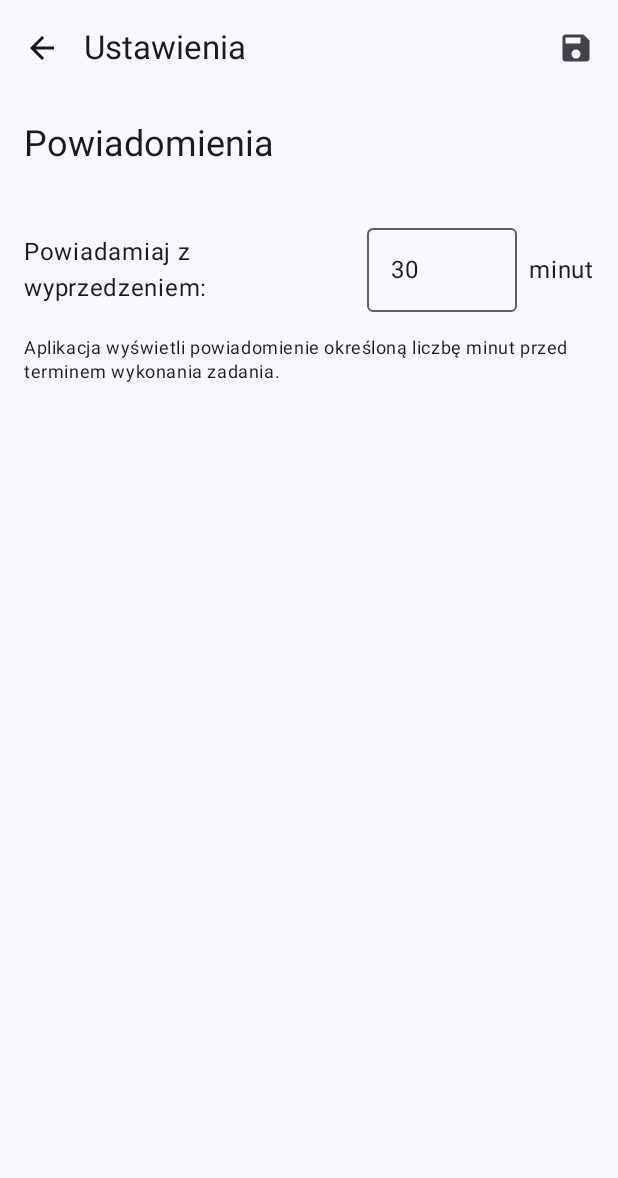
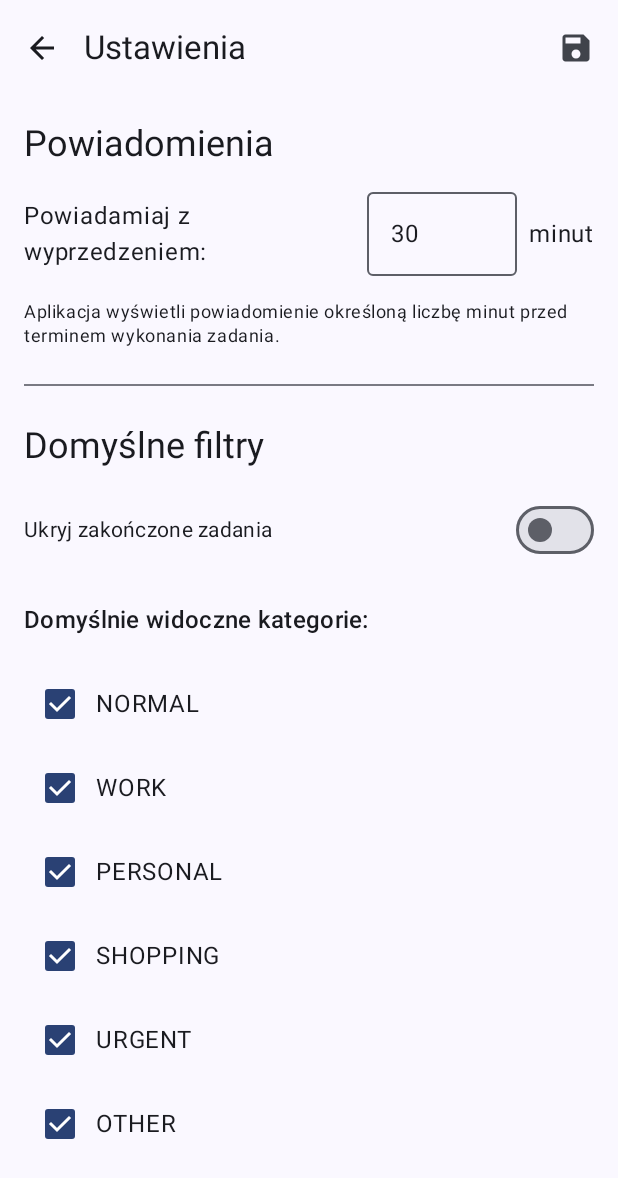
Before and after one commit to Juhasen/ToDo, an Android app built with Jetpack Compose: the SettingsScreen screen opened through its navigation route, on a phone screen of 412 x 824 dp. Shown: the top 1178 px of the screen. Run offline under Robolectric (Android 15) with nearby library versions, the phone set to English and light mode, and no system bars; our stand-ins replace Room's generated code.

Commit message:
Connected settings page with TaskViewScreen

```diff
--- a/app/src/main/java/pl/juhas/todo/ui/screens/SettingsScreen.kt
+++ b/app/src/main/java/pl/juhas/todo/ui/screens/SettingsScreen.kt
@@ -2,10 +2,11 @@ package pl.juhas.todo.ui.screens
 
 import android.widget.Toast
 import androidx.compose.foundation.layout.*
+import androidx.compose.foundation.rememberScrollState
 import androidx.compose.foundation.text.KeyboardOptions
+import androidx.compose.foundation.verticalScroll
 import androidx.compose.material.icons.Icons
 import androidx.compose.material.icons.automirrored.filled.ArrowBack
-import androidx.compose.material.icons.filled.ArrowBack
 import androidx.compose.material.icons.filled.Save
 import androidx.compose.material3.*
 import androidx.compose.runtime.*
@@ -17,6 +18,7 @@ import androidx.compose.ui.unit.dp
 import androidx.lifecycle.viewmodel.compose.viewModel
 import androidx.navigation.NavController
 import kotlinx.coroutines.launch
+import pl.juhas.todo.database.Category
 import pl.juhas.todo.utils.SettingsManager
 
 @OptIn(ExperimentalMaterial3Api::class)
@@ -30,7 +32,11 @@ fun SettingsScreen(
     val settingsManager = remember { SettingsManager(context) }
 
     val advanceTime by viewModel.notificationAdvanceTime.collectAsState()
+    val hideDoneTasks by viewModel.hideDoneTasks.collectAsState()
+    val selectedCategories by viewModel.selectedCategories.collectAsState()
+
     var minutesText by remember { mutableStateOf("") }
+    var saveMessage by remember { mutableStateOf("") }
 
     LaunchedEffect(advanceTime) {
         minutesText = (advanceTime / (60 * 1000)).toString()
@@ -38,6 +44,14 @@ fun SettingsScreen(
 
     LaunchedEffect(Unit) {
         viewModel.loadSettings(settingsManager)
+    }
+
+    // Efekt obsługujący wyświetlanie komunikatu o zapisaniu
+    LaunchedEffect(saveMessage) {
+        if (saveMessage.isNotEmpty()) {
+            Toast.makeText(context, saveMessage, Toast.LENGTH_SHORT).show()
+            saveMessage = "" // Resetujemy komunikat po wyświetleniu
+        }
     }
 
     Scaffold(
@@ -55,7 +69,7 @@ fun SettingsScreen(
                         if (minutes != null && minutes > 0) {
                             coroutineScope.launch {
                                 viewModel.saveNotificationAdvanceTime(minutes, settingsManager)
-                                Toast.makeText(context, "Ustawienia zapisane", Toast.LENGTH_SHORT).show()
+                                saveMessage = "Ustawienia zapisane"
                             }
                         } else {
                             Toast.makeText(context, "Wprowadź prawidłową wartość (większą od 0)", Toast.LENGTH_SHORT).show()
@@ -71,15 +85,18 @@ fun SettingsScreen(
             modifier = Modifier
                 .fillMaxSize()
                 .padding(paddingValues)
-                .padding(16.dp),
+                .padding(16.dp)
+                .verticalScroll(rememberScrollState()),
+            verticalArrangement = Arrangement.spacedBy(24.dp)
+        ) {
+            // Sekcja powiadomień
+            Column(
                 verticalArrangement = Arrangement.spacedBy(16.dp)
             ) {
                 Text(
                     text = "Powiadomienia",
                     style = MaterialTheme.typography.headlineSmall
                 )
-
-            Spacer(modifier = Modifier.height(8.dp))
 
                 Row(
                     verticalAlignment = Alignment.CenterVertically
@@ -107,5 +124,92 @@ fun SettingsScreen(
                     style = MaterialTheme.typography.bodySmall
                 )
             }
+
+            Divider()
+
+            // Sekcja filtrów
+            Column(
+                verticalArrangement = Arrangement.spacedBy(16.dp)
+            ) {
+                Text(
+                    text = "Domyślne filtry",
+                    style = MaterialTheme.typography.headlineSmall
+                )
+
+                // Opcja ukrywania zakończonych zadań
+                Row(
+                    modifier = Modifier.fillMaxWidth(),
+                    verticalAlignment = Alignment.CenterVertically
+                ) {
+                    Text(
+                        text = "Ukryj zakończone zadania",
+                        style = MaterialTheme.typography.bodyMedium,
+                        modifier = Modifier.weight(1f)
+                    )
+
+                    Switch(
+                        checked = hideDoneTasks,
+                        onCheckedChange = {
+                            viewModel.setHideDoneTasks(it, settingsManager)
+                        }
+                    )
+                }
+
+                // Nagłówek dla filtrowania kategorii
+                Text(
+                    text = "Domyślnie widoczne kategorie:",
+                    style = MaterialTheme.typography.titleMedium,
+                    modifier = Modifier.padding(top = 8.dp)
+                )
+
+                // Lista kategorii z checkboxami
+                Column {
+                    Category.entries.forEach { category ->
+                        Row(
+                            modifier = Modifier
+                                .fillMaxWidth()
+                                .padding(vertical = 4.dp),
+                            verticalAlignment = Alignment.CenterVertically
+                        ) {
+                            Checkbox(
+                                checked = selectedCategories[category] ?: true,
+                                onCheckedChange = { isChecked ->
+                                    viewModel.setCategorySelected(category, isChecked, settingsManager)
+                                }
+                            )
+                            Text(category.name)
                         }
                     }
+                }
+
+                // Przyciski zaznacz wszystkie/odznacz wszystkie
+                Row(
+                    modifier = Modifier
+                        .fillMaxWidth()
+                        .padding(top = 8.dp),
+                    horizontalArrangement = Arrangement.End
+                ) {
+                    TextButton(
+                        onClick = {
+                            viewModel.setAllCategoriesSelected(true, settingsManager)
+                            saveMessage = "Wszystkie kategorie zaznaczone"
+                        }
+                    ) {
+                        Text("Zaznacz wszystkie")
+                    }
+
+                    Spacer(modifier = Modifier.width(8.dp))
+
+                    TextButton(
+                        onClick = {
+                            viewModel.setAllCategoriesSelected(false, settingsManager)
+                            saveMessage = "Wszystkie kategorie odznaczone"
+                        }
+                    ) {
+                        Text("Odznacz wszystkie")
+                    }
+                }
+            }
+        }
+    }
+}
--- a/app/src/main/java/pl/juhas/todo/ui/screens/SettingsViewModel.kt
+++ b/app/src/main/java/pl/juhas/todo/ui/screens/SettingsViewModel.kt
@@ -6,6 +6,7 @@ import kotlinx.coroutines.flow.MutableStateFlow
 import kotlinx.coroutines.flow.StateFlow
 import kotlinx.coroutines.flow.first
 import kotlinx.coroutines.launch
+import pl.juhas.todo.database.Category
 import pl.juhas.todo.utils.SettingsManager
 
 class SettingsViewModel : ViewModel() {
@@ -13,10 +14,36 @@ class SettingsViewModel : ViewModel() {
     private val _notificationAdvanceTime = MutableStateFlow(30L * 60L * 1000L) // domyślnie 30 minut w ms
     val notificationAdvanceTime: StateFlow<Long> = _notificationAdvanceTime
 
+    // Stan dla ukrywania zakończonych zadań
+    private val _hideDoneTasks = MutableStateFlow(false)
+    val hideDoneTasks: StateFlow<Boolean> = _hideDoneTasks
+
+    // Stan dla wybranych kategorii
+    private val _selectedCategories = MutableStateFlow(
+        mutableMapOf<Category, Boolean>().apply {
+            Category.entries.forEach { category ->
+                this[category] = true // domyślnie wszystkie kategorie są wybrane
+            }
+        }
+    )
+    val selectedCategories: StateFlow<Map<Category, Boolean>> = _selectedCategories
+
     fun loadSettings(settingsManager: SettingsManager) {
         viewModelScope.launch {
+            // Załaduj czas wyprzedzenia powiadomień
             val advanceTime = settingsManager.notificationAdvanceTime.first()
             _notificationAdvanceTime.value = advanceTime
+
+            // Załaduj opcję ukrywania zakończonych zadań
+            val hideDone = settingsManager.hideDoneTasks.first()
+            _hideDoneTasks.value = hideDone
+
+            // Załaduj opcje wybranych kategorii
+            val categories = mutableMapOf<Category, Boolean>()
+            Category.entries.forEach { category ->
+                categories[category] = settingsManager.getCategorySelected(category).first()
+            }
+            _selectedCategories.value = categories
         }
     }
 
@@ -28,6 +55,35 @@ class SettingsViewModel : ViewModel() {
         }
     }
 
+    fun setHideDoneTasks(hide: Boolean, settingsManager: SettingsManager) {
+        _hideDoneTasks.value = hide
+        viewModelScope.launch {
+            settingsManager.setHideDoneTasks(hide)
+        }
+    }
+
+    fun setCategorySelected(category: Category, selected: Boolean, settingsManager: SettingsManager) {
+        val updatedMap = _selectedCategories.value.toMutableMap()
+        updatedMap[category] = selected
+        _selectedCategories.value = updatedMap
+
+        viewModelScope.launch {
+            settingsManager.setCategorySelected(category, selected)
+        }
+    }
+
+    fun setAllCategoriesSelected(selected: Boolean, settingsManager: SettingsManager) {
+        val updatedMap = mutableMapOf<Category, Boolean>()
+        Category.entries.forEach { category ->
+            updatedMap[category] = selected
+        }
+        _selectedCategories.value = updatedMap
+
+        viewModelScope.launch {
+            settingsManager.setAllCategoriesSelected(selected)
+        }
+    }
+
     fun getMinutesText(): String {
         val minutes = _notificationAdvanceTime.value / (60 * 1000)
         return minutes.toString()
--- a/app/src/main/java/pl/juhas/todo/ui/screens/TaskListScreen.kt
+++ b/app/src/main/java/pl/juhas/todo/ui/screens/TaskListScreen.kt
@@ -32,24 +32,29 @@ import androidx.compose.material3.IconButton
 import androidx.compose.material3.MaterialTheme
 import androidx.compose.material3.OutlinedTextField
 import androidx.compose.material3.Scaffold
-import androidx.compose.material3.Switch
 import androidx.compose.material3.Text
 import androidx.compose.material3.TextButton
 import androidx.compose.material3.TopAppBar
 import androidx.compose.runtime.Composable
+import androidx.compose.runtime.LaunchedEffect
 import androidx.compose.runtime.getValue
 import androidx.compose.runtime.mutableStateMapOf
 import androidx.compose.runtime.mutableStateOf
 import androidx.compose.runtime.remember
+import androidx.compose.runtime.rememberCoroutineScope
 import androidx.compose.runtime.setValue
 import androidx.compose.ui.Alignment
 import androidx.compose.ui.Modifier
+import androidx.compose.ui.platform.LocalContext
 import androidx.compose.ui.unit.dp
+import kotlinx.coroutines.flow.first
+import kotlinx.coroutines.launch
 import pl.juhas.todo.database.Category
 import pl.juhas.todo.database.Task
 import pl.juhas.todo.database.TaskStatus
 import pl.juhas.todo.database.TaskWithAttachments
 import pl.juhas.todo.ui.composables.TaskItem
+import pl.juhas.todo.utils.SettingsManager
 
 @OptIn(ExperimentalMaterial3Api::class, ExperimentalLayoutApi::class)
 @Composable
@@ -60,33 +65,54 @@ fun TaskListScreen(
     onTaskStatusChange: (Task) -> Unit,
     onSettingsClick: () -> Unit
 ) {
+    val context = LocalContext.current
+    val coroutineScope = rememberCoroutineScope()
+    val settingsManager = remember { SettingsManager(context) }
+
     // Stan dla wyszukiwarki
     var searchQuery by remember { mutableStateOf("") }
 
     // Stan dla filtra kategorii
     var showCategoryFilter by remember { mutableStateOf(false) }
 
-    // Stan dla opcji ukrywania zakończonych zadań
+    // Pobieranie domyślnych ustawień filtrowania z SettingsManager
     var hideDoneTasks by remember { mutableStateOf(false) }
+    val selectedCategories = remember { mutableStateMapOf<Category, Boolean>() }
 
-    // Stan dla wybranych kategorii (true = wybrana, false = niewybrana)
-    val selectedCategories = remember {
-        mutableStateMapOf<Category, Boolean>().apply {
+    // Załaduj domyślne ustawienia filtrowania
+    LaunchedEffect(Unit) {
+        // Pobierz domyślną wartość dla ukrywania zakończonych zadań
+        hideDoneTasks = settingsManager.hideDoneTasks.first()
+
+        // Pobierz domyślne wartości dla filtrowania kategorii
+        Category.entries.forEach { category ->
+            selectedCategories[category] = settingsManager.getCategorySelected(category).first()
+        }
+    }
+
+    // Zapisz ustawienia filtrowania do SettingsManager przy zmianie
+    fun saveFilterPreferences() {
+        coroutineScope.launch {
+            settingsManager.setHideDoneTasks(hideDoneTasks)
             Category.entries.forEach { category ->
-                this[category] = true
+                settingsManager.setCategorySelected(category, selectedCategories[category] != false)
             }
         }
     }
 
+    // Filtrowanie zadań na podstawie wyszukiwanego tekstu, wybranych kategorii i ukrywania zakończonych zadań
     val filteredTasks = tasks.filter { taskWithAttachments ->
+        // Sprawdź, czy tytuł zawiera wyszukiwany tekst
         val matchesSearch = if (searchQuery.isEmpty()) {
             true
         } else {
             taskWithAttachments.task.title.contains(searchQuery, ignoreCase = true)
         }
 
+        // Sprawdź, czy kategoria zadania jest wśród wybranych kategorii
         val matchesCategory = selectedCategories[taskWithAttachments.task.category] != false
 
+        // Sprawdź, czy zadanie nie jest zakończone lub czy nie ukrywamy zakończonych zadań
         val matchesStatus = !(hideDoneTasks && taskWithAttachments.task.status == TaskStatus.DONE)
 
         // Zadanie musi spełniać wszystkie warunki
@@ -98,16 +124,24 @@ fun TaskListScreen(
             TopAppBar(
                 title = { Text("TODO LIST") },
                 actions = {
-                    IconButton(onClick = { hideDoneTasks = !hideDoneTasks }) {
+                    // Przycisk do włączania/wyłączania ukrywania zakończonych zadań
+                    IconButton(onClick = {
+                        hideDoneTasks = !hideDoneTasks
+                        saveFilterPreferences()
+                    }) {
                         Icon(
                             imageVector = if (hideDoneTasks) Icons.Default.VisibilityOff else Icons.Default.Visibility,
                             contentDescription = if (hideDoneTasks) "Pokaż zakończone zadania" else "Ukryj zakończone zadania",
                             tint = if (hideDoneTasks) MaterialTheme.colorScheme.primary else MaterialTheme.colorScheme.onSurfaceVariant
                         )
                     }
+
+                    // Przycisk do filtrowania kategorii
                     IconButton(onClick = { showCategoryFilter = !showCategoryFilter }) {
                         Icon(Icons.Default.FilterList, contentDescription = "Filtruj kategorie")
                     }
+
+                    // Przycisk ustawień
                     IconButton(onClick = onSettingsClick) {
                         Icon(Icons.Default.Settings, contentDescription = "Ustawienia")
                     }
@@ -176,6 +210,7 @@ fun TaskListScreen(
                                         checked = selectedCategories[category] != false,
                                         onCheckedChange = { isChecked ->
                                             selectedCategories[category] = isChecked
+                                            saveFilterPreferences()
                                         }
                                     )
                                     Text(category.name)
@@ -195,6 +230,7 @@ fun TaskListScreen(
                                     Category.entries.forEach { category ->
                                         selectedCategories[category] = true
                                     }
+                                    saveFilterPreferences()
                                 }
                             ) {
                                 Text("Zaznacz wszystkie")
@@ -207,6 +243,7 @@ fun TaskListScreen(
                                     Category.entries.forEach { category ->
                                         selectedCategories[category] = false
                                     }
+                                    saveFilterPreferences()
                                 }
                             ) {
                                 Text("Odznacz wszystkie")
--- a/app/src/main/java/pl/juhas/todo/utils/SettingsManager.kt
+++ b/app/src/main/java/pl/juhas/todo/utils/SettingsManager.kt
@@ -3,11 +3,13 @@ package pl.juhas.todo.utils
 import android.content.Context
 import androidx.datastore.core.DataStore
 import androidx.datastore.preferences.core.Preferences
+import androidx.datastore.preferences.core.booleanPreferencesKey
 import androidx.datastore.preferences.core.edit
 import androidx.datastore.preferences.core.longPreferencesKey
 import androidx.datastore.preferences.preferencesDataStore
 import kotlinx.coroutines.flow.Flow
 import kotlinx.coroutines.flow.map
+import pl.juhas.todo.database.Category
 
 val Context.dataStore: DataStore<Preferences> by preferencesDataStore(name = "settings")
 
@@ -16,6 +18,12 @@ class SettingsManager(private val context: Context) {
     companion object {
         private val NOTIFICATION_ADVANCE_TIME = longPreferencesKey("notification_advance_time")
         private const val DEFAULT_ADVANCE_TIME = 30L * 60L * 1000L // 30 minut w milisekundach
+
+        // Klucz dla opcji ukrywania zakończonych zadań
+        private val HIDE_DONE_TASKS = booleanPreferencesKey("hide_done_tasks")
+
+        // Klucz prefiksowy dla wybranych kategorii
+        private const val SELECTED_CATEGORY_PREFIX = "selected_category_"
     }
 
     // Pobieranie czasu wyprzedzenia powiadomień (w milisekundach)
@@ -30,4 +38,44 @@ class SettingsManager(private val context: Context) {
             preferences[NOTIFICATION_ADVANCE_TIME] = timeInMillis
         }
     }
+
+    // Pobieranie opcji ukrywania zakończonych zadań
+    val hideDoneTasks: Flow<Boolean> = context.dataStore.data
+        .map { preferences ->
+            preferences[HIDE_DONE_TASKS] ?: false // domyślnie pokazuj wszystkie zadania
+        }
+
+    // Zapisywanie opcji ukrywania zakończonych zadań
+    suspend fun setHideDoneTasks(hide: Boolean) {
+        context.dataStore.edit { preferences ->
+            preferences[HIDE_DONE_TASKS] = hide
+        }
+    }
+
+    // Pobieranie statusu filtrowania dla konkretnej kategorii
+    fun getCategorySelected(category: Category): Flow<Boolean> {
+        val key = booleanPreferencesKey(SELECTED_CATEGORY_PREFIX + category.name)
+        return context.dataStore.data
+            .map { preferences ->
+                preferences[key] ?: true // domyślnie wszystkie kategorie są wybrane
+            }
+    }
+
+    // Zapisywanie statusu filtrowania dla konkretnej kategorii
+    suspend fun setCategorySelected(category: Category, selected: Boolean) {
+        val key = booleanPreferencesKey(SELECTED_CATEGORY_PREFIX + category.name)
+        context.dataStore.edit { preferences ->
+            preferences[key] = selected
+        }
+    }
+
+    // Zapisywanie statusu filtrowania dla wszystkich kategorii
+    suspend fun setAllCategoriesSelected(selected: Boolean) {
+        context.dataStore.edit { preferences ->
+            for (category in Category.entries) {
+                val key = booleanPreferencesKey(SELECTED_CATEGORY_PREFIX + category.name)
+                preferences[key] = selected
+            }
+        }
+    }
 }
```
Lines whose indentation alone changed are shown as unchanged.
